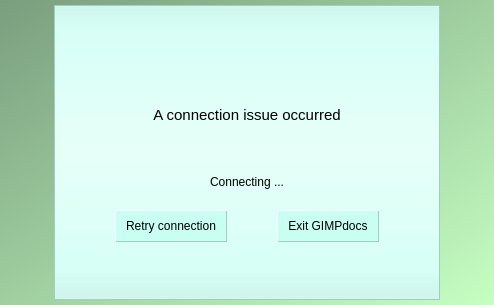
Qt form CLIENT/GUI/connection/ui/gui_reconnection.ui (GiuliCler/GIMPteam) before a commit.
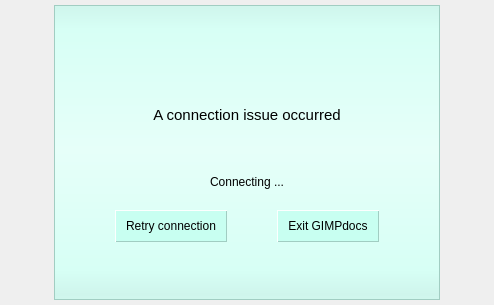
The same form after that commit.

What changed in the file:
```diff
--- a/CLIENT/GUI/connection/ui/gui_reconnection.ui
+++ b/CLIENT/GUI/connection/ui/gui_reconnection.ui
@@ -15,7 +15,7 @@
   </property>
   <property name="styleSheet">
    <string notr="true">QDialog{
-	background-color: qlineargradient(spread:pad, x1:0, y1:0, x2:1, y2:1, stop:0 rgba(122, 158, 126, 255), stop:1 rgba(198, 255, 194, 255));
+
 }
 
 QWidget#backgroundWidget{
```
